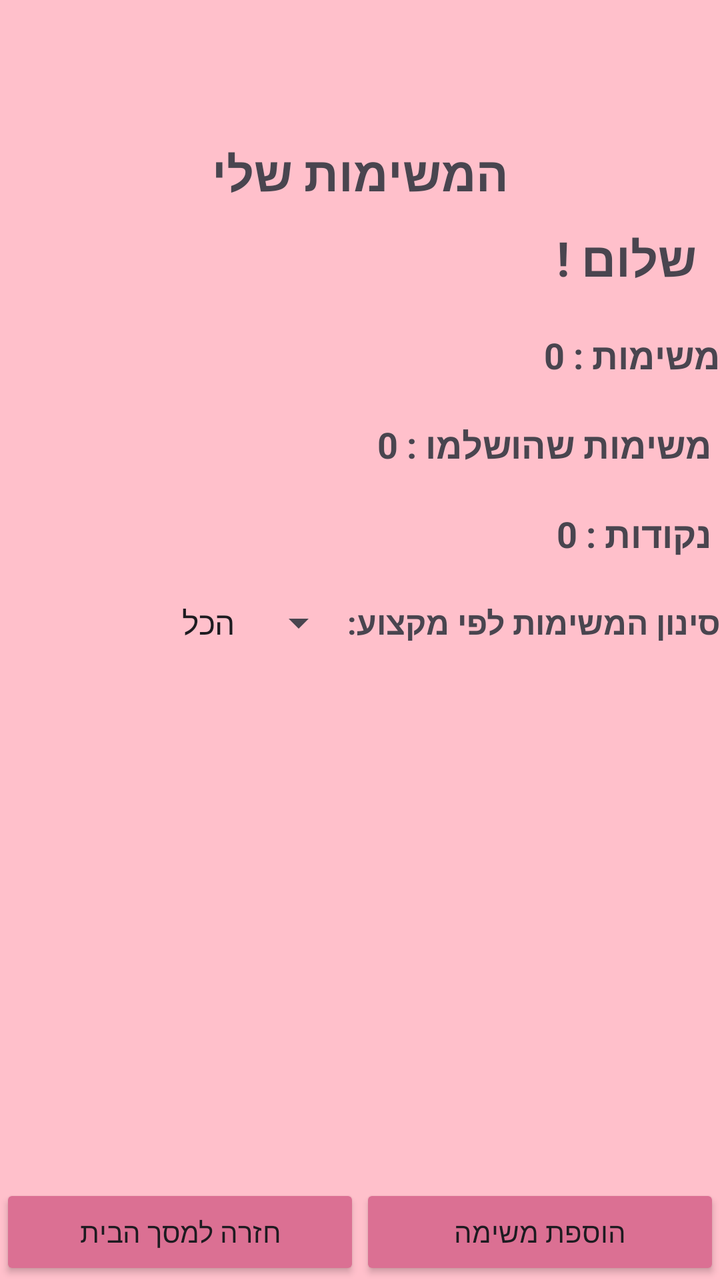
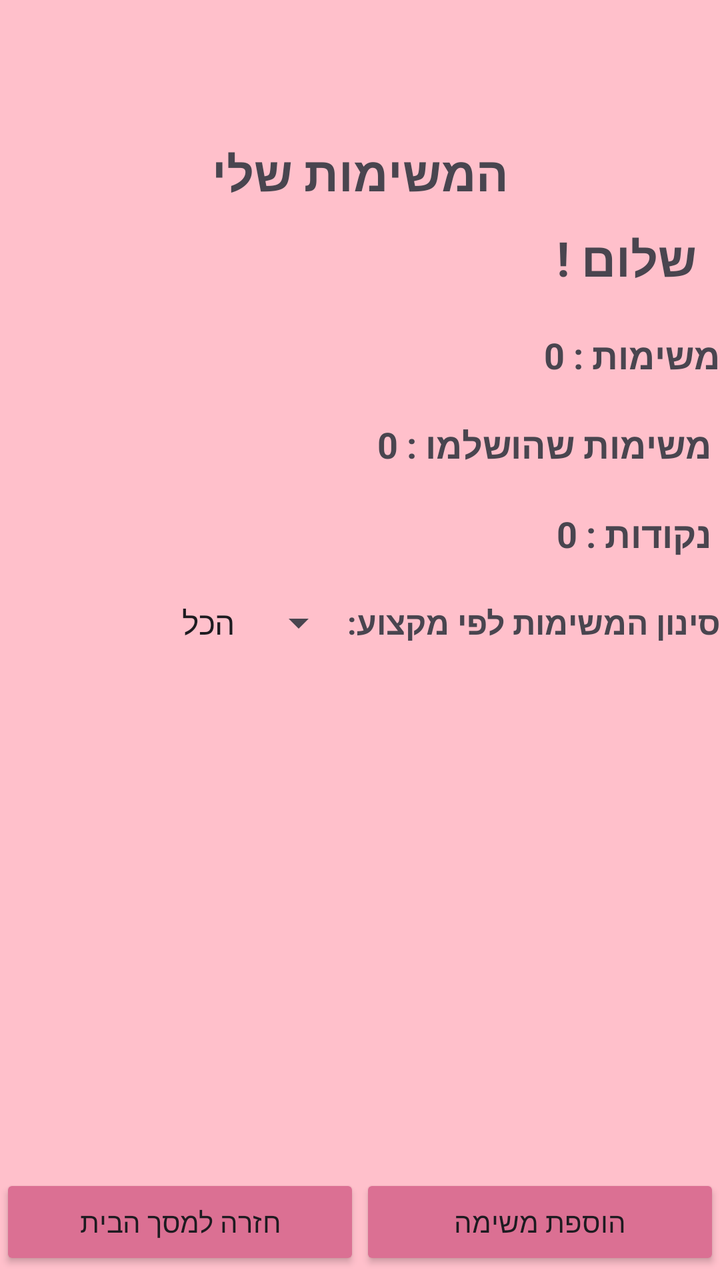

The first picture is an Android layout as it rendered before a commit; the second is the same layout after the commit. The layout source and the unified diff follow.
<!-- AndroidManifest.xml: application theme Theme.TaskManager -->
<!-- res/layout/activity_tasks.xml -->
<?xml version="1.0" encoding="utf-8"?>
<LinearLayout xmlns:android="http://schemas.android.com/apk/res/android"
    xmlns:tools="http://schemas.android.com/tools"
    android:id="@+id/main"
    android:layout_width="match_parent"
    android:layout_height="match_parent"
    tools:context=".TasksActivity"
    android:background="#FFC0CB"
    android:gravity="top|center_horizontal"
    android:paddingTop="50dp"
    android:orientation="vertical">

    <TextView
        android:id="@+id/myTasks"
        android:layout_width="match_parent"
        android:layout_height="wrap_content"
        android:text="המשימות שלי"
        android:textStyle="bold"
        android:textSize="24sp"
        android:gravity="center"
        android:layout_marginTop="20dp"/>

    <TextView
        android:id="@+id/tvHello"
        android:layout_width="match_parent"
        android:layout_height="wrap_content"
        android:text="  שלום !"
        android:textStyle="bold"
        android:textSize="24sp"
        android:gravity="right"
        android:layout_marginTop="10dp"/>


    <TextView
        android:id="@+id/tasksCount"
        android:layout_width="match_parent"
        android:layout_height="wrap_content"
        android:text="משימות : 0"
        android:textSize="18sp"
        android:textStyle="bold"
        android:gravity="right"
        android:layout_marginTop="20dp"/>
    <TextView
        android:id="@+id/doneTasks"
        android:layout_width="match_parent"
        android:layout_height="wrap_content"
        android:text=" משימות שהושלמו : 0"
        android:textSize="18sp"
        android:textStyle="bold"
        android:gravity="right"
        android:layout_marginTop="20dp"/>
    <TextView
        android:id="@+id/pointsCount"
        android:layout_width="match_parent"
        android:layout_height="wrap_content"
        android:text=" נקודות : 0"
        android:textSize="18sp"
        android:textStyle="bold"
        android:gravity="right"
        android:layout_marginTop="20dp"/>

    <LinearLayout
        android:layout_width="match_parent"
        android:layout_height="wrap_content"
        android:orientation="horizontal"
        android:gravity="center_vertical"
        android:layout_marginTop="20dp">

        <Spinner
            android:id="@+id/subjectsFilter"
            android:layout_width="0dp"
            android:layout_height="wrap_content"
            android:layout_weight="1"
            android:entries="@array/subjectsFilter" />

        <TextView
            android:layout_width="wrap_content"
            android:layout_height="wrap_content"
            android:textStyle="bold"
            android:text="סינון המשימות לפי מקצוע:"
            android:textSize="16sp" />

    </LinearLayout>

    <ListView
        android:id="@+id/tasksList"
        android:layout_width="match_parent"
        android:layout_height="0dp"
        android:layout_weight="1"
        android:layout_marginTop="15dp"/>

    <LinearLayout
        android:layout_width="match_parent"
        android:layout_height="wrap_content"
        android:orientation="horizontal"
        android:layout_marginTop="25dp">

        <Button
            android:id="@+id/prevScreenButton"
            android:layout_width="0dp"
            android:layout_height="wrap_content"
            android:layout_weight="1"
            android:text="חזרה למסך הבית"
            android:backgroundTint="#DB7093"
            android:layout_marginTop="5dp"/>
        <Button
            android:id="@+id/addTaskButton"
            android:layout_width="0dp"
            android:layout_height="wrap_content"
            android:layout_weight="1"
            android:text="הוספת משימה"
            android:backgroundTint="#DB7093"
            android:layout_marginTop="5dp"/>


    </LinearLayout>

</LinearLayout>
<!-- resources referenced by this layout -->
<resources>
  <string-array name="subjectsFilter">
          <item>הכל</item>
          <item>מתמטיקה</item>
          <item>אנגלית</item>
          <item>פיזיקה</item>
          <item>ביולוגיה</item>
          <item>היסטוריה</item>
          <item>מדעי המחשב</item>
      </string-array>
  <style name="Theme.TaskManager" parent="Base.Theme.TaskManager" />
  <style name="Base.Theme.TaskManager" parent="Theme.Material3.DayNight.NoActionBar">
          
          
      </style>
</resources>

<!-- the commit's change to res/layout/activity_tasks.xml (unified diff, before → after) -->
@@ -29,7 +29,6 @@
         android:textSize="24sp"
         android:gravity="right"
         android:layout_marginTop="10dp"/>
-
 
     <TextView
         android:id="@+id/tasksCount"
@@ -82,6 +81,15 @@
 
     </LinearLayout>
 
+    <TextView
+        android:id="@+id/tvEmpty"
+        android:layout_width="match_parent"
+        android:layout_height="wrap_content"
+        android:text="אין משימות להצגה"
+        android:textSize="18sp"
+        android:gravity="center"
+        android:visibility="gone"/>
+
     <ListView
         android:id="@+id/tasksList"
         android:layout_width="match_parent"
@@ -102,7 +110,7 @@
             android:layout_weight="1"
             android:text="חזרה למסך הבית"
             android:backgroundTint="#DB7093"
-            android:layout_marginTop="5dp"/>
+            android:layout_marginBottom="5dp"/>
         <Button
             android:id="@+id/addTaskButton"
             android:layout_width="0dp"
@@ -110,7 +118,7 @@
             android:layout_weight="1"
             android:text="הוספת משימה"
             android:backgroundTint="#DB7093"
-            android:layout_marginTop="5dp"/>
+            android:layout_marginBottom="5dp"/>
 
 
     </LinearLayout>
